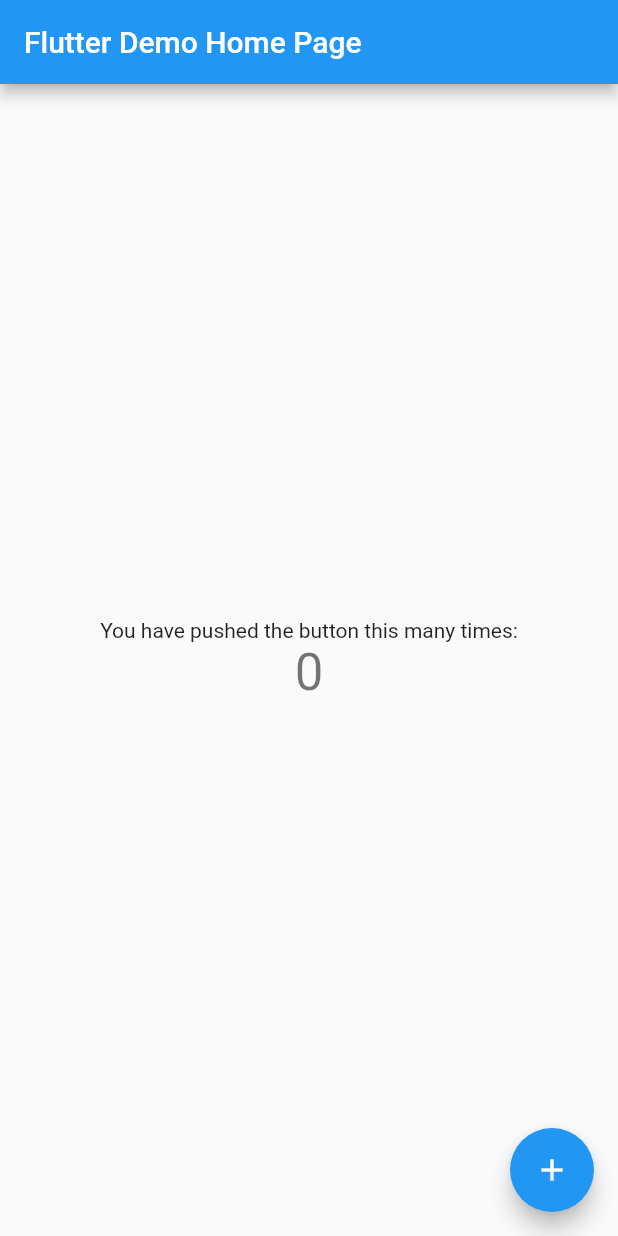
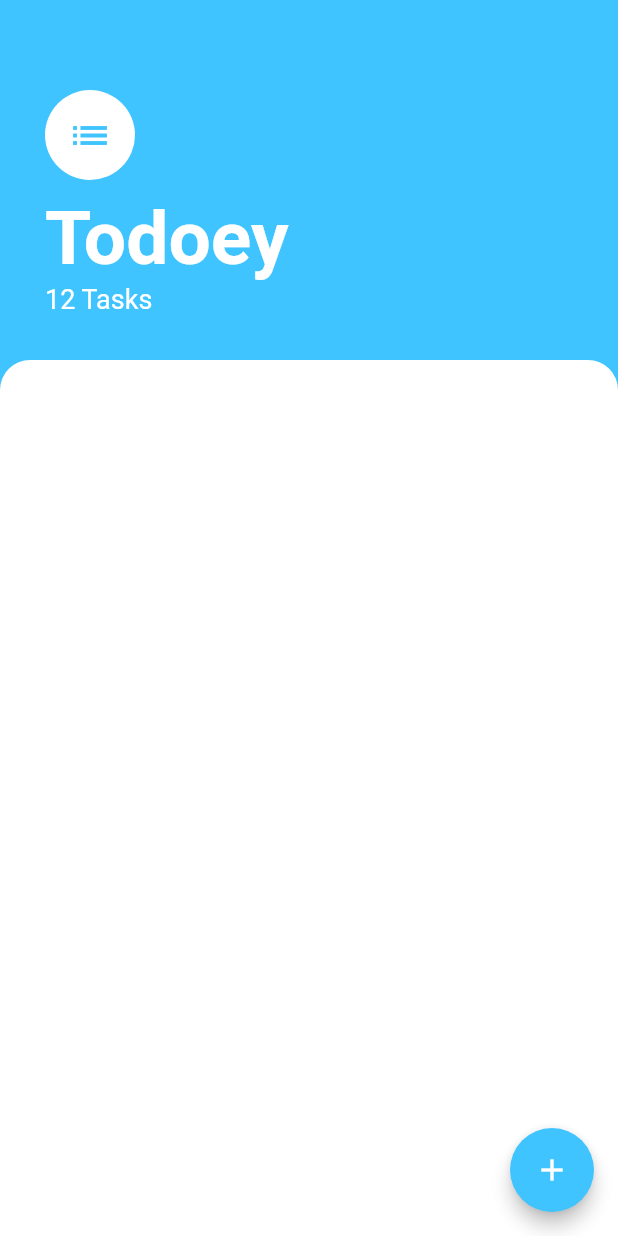
Before and after one commit to ashwanisng/To-Do-List-App, a Flutter app: the screen it shows after launch, on a phone screen of 412 x 824 dp. Run offline on Flutter 3.47's test engine with Material 2 defaults, Android fonts, the phone set to English and light mode, and no system bars.

Commit message:
task screen ui completed

```diff
--- a/lib/main.dart
+++ b/lib/main.dart
@@ -1,117 +1,16 @@
 import 'package:flutter/material.dart';
+import 'package:to_do_app/screens/task_screens.dart';
 
 void main() {
   runApp(MyApp());
 }
 
 class MyApp extends StatelessWidget {
-  // This widget is the root of your application.
   @override
   Widget build(BuildContext context) {
     return MaterialApp(
-      title: 'Flutter Demo',
-      theme: ThemeData(
-        // This is the theme of your application.
-        //
-        // Try running your application with "flutter run". You'll see the
-        // application has a blue toolbar. Then, without quitting the app, try
-        // changing the primarySwatch below to Colors.green and then invoke
-        // "hot reload" (press "r" in the console where you ran "flutter run",
-        // or simply save your changes to "hot reload" in a Flutter IDE).
-        // Notice that the counter didn't reset back to zero; the application
-        // is not restarted.
-        primarySwatch: Colors.blue,
-        // This makes the visual density adapt to the platform that you run
-        // the app on. For desktop platforms, the controls will be smaller and
-        // closer together (more dense) than on mobile platforms.
-        visualDensity: VisualDensity.adaptivePlatformDensity,
-      ),
-      home: MyHomePage(title: 'Flutter Demo Home Page'),
+      debugShowCheckedModeBanner: false,
+      home: TaskScreen(),
     );
   }
 }
-
-class MyHomePage extends StatefulWidget {
-  MyHomePage({Key key, this.title}) : super(key: key);
-
-  // This widget is the home page of your application. It is stateful, meaning
-  // that it has a State object (defined below) that contains fields that affect
-  // how it looks.
-
-  // This class is the configuration for the state. It holds the values (in this
-  // case the title) provided by the parent (in this case the App widget) and
-  // used by the build method of the State. Fields in a Widget subclass are
-  // always marked "final".
-
-  final String title;
-
-  @override
-  _MyHomePageState createState() => _MyHomePageState();
-}
-
-class _MyHomePageState extends State<MyHomePage> {
-  int _counter = 0;
-
-  void _incrementCounter() {
-    setState(() {
-      // This call to setState tells the Flutter framework that something has
-      // changed in this State, which causes it to rerun the build method below
-      // so that the display can reflect the updated values. If we changed
-      // _counter without calling setState(), then the build method would not be
-      // called again, and so nothing would appear to happen.
-      _counter++;
-    });
-  }
-
-  @override
-  Widget build(BuildContext context) {
-    // This method is rerun every time setState is called, for instance as done
-    // by the _incrementCounter method above.
-    //
-    // The Flutter framework has been optimized to make rerunning build methods
-    // fast, so that you can just rebuild anything that needs updating rather
-    // than having to individually change instances of widgets.
-    return Scaffold(
-      appBar: AppBar(
-        // Here we take the value from the MyHomePage object that was created by
-        // the App.build method, and use it to set our appbar title.
-        title: Text(widget.title),
-      ),
-      body: Center(
-        // Center is a layout widget. It takes a single child and positions it
-        // in the middle of the parent.
-        child: Column(
-          // Column is also a layout widget. It takes a list of children and
-          // arranges them vertically. By default, it sizes itself to fit its
-          // children horizontally, and tries to be as tall as its parent.
-          //
-          // Invoke "debug painting" (press "p" in the console, choose the
-          // "Toggle Debug Paint" action from the Flutter Inspector in Android
-          // Studio, or the "Toggle Debug Paint" command in Visual Studio Code)
-          // to see the wireframe for each widget.
-          //
-          // Column has various properties to control how it sizes itself and
-          // how it positions its children. Here we use mainAxisAlignment to
-          // center the children vertically; the main axis here is the vertical
-          // axis because Columns are vertical (the cross axis would be
-          // horizontal).
-          mainAxisAlignment: MainAxisAlignment.center,
-          children: <Widget>[
-            Text(
-              'You have pushed the button this many times:',
-            ),
-            Text(
-              '$_counter',
-              style: Theme.of(context).textTheme.headline4,
-            ),
-          ],
-        ),
-      ),
-      floatingActionButton: FloatingActionButton(
-        onPressed: _incrementCounter,
-        tooltip: 'Increment',
-        child: Icon(Icons.add),
-      ), // This trailing comma makes auto-formatting nicer for build methods.
-    );
-  }
-}
--- /dev/null
+++ b/lib/screens/task_screens.dart
@@ -0,0 +1,74 @@
+import 'dart:ui';
+
+import 'package:flutter/material.dart';
+
+class TaskScreen extends StatelessWidget {
+  @override
+  Widget build(BuildContext context) {
+    return Scaffold(
+      backgroundColor: Colors.lightBlueAccent,
+      floatingActionButton: FloatingActionButton(
+        onPressed: () {},
+        elevation: 5.0,
+        backgroundColor: Colors.lightBlueAccent,
+        child: Icon(
+          Icons.add,
+        ),
+      ),
+      body: Column(
+        crossAxisAlignment: CrossAxisAlignment.start,
+        children: [
+          Container(
+            padding: EdgeInsets.only(
+                top: 60.0, left: 30.0, right: 30.0, bottom: 30.0),
+            child: Column(
+              crossAxisAlignment: CrossAxisAlignment.start,
+              children: [
+                CircleAvatar(
+                  child: Icon(
+                    Icons.list,
+                    size: 30.0,
+                    color: Colors.lightBlueAccent,
+                  ),
+                  radius: 30.0,
+                  backgroundColor: Colors.white,
+                ),
+                SizedBox(
+                  height: 10.0,
+                ),
+                Text(
+                  'Todoey',
+                  style: TextStyle(
+                    color: Colors.white,
+                    fontSize: 50.0,
+                    fontWeight: FontWeight.w700,
+                  ),
+                ),
+                Text(
+                  '12 Tasks',
+                  style: TextStyle(
+                    color: Colors.white,
+                    fontSize: 18.0,
+                  ),
+                ),
+              ],
+            ),
+          ),
+          Expanded(
+            child: Container(
+              decoration: BoxDecoration(
+                color: Colors.white,
+                borderRadius: BorderRadius.only(
+                  topLeft: Radius.circular(20.0),
+                  topRight: Radius.circular(
+                    20.0,
+                  ),
+                ),
+              ),
+            ),
+          ),
+        ],
+      ),
+    );
+  }
+}
```
Also changed, not shown: 1 other file.
